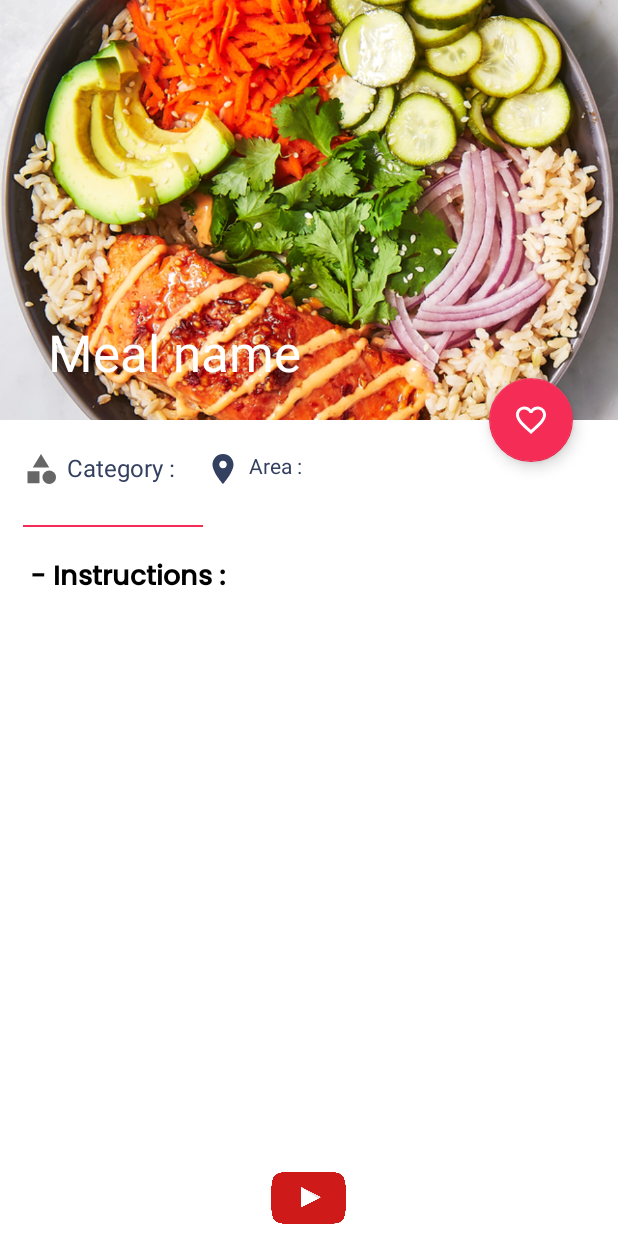
After one commit to paulosoujava/EasyFood, an Android app: the layout activity_meal.xml on its own in the app's theme, with its tools: preview values and no code run, on a phone screen of 412 x 824 dp. The commit adds this screen. Run offline under Robolectric (Android 15) with nearby library versions, the phone set to English and light mode, and no system bars.

Commit message:
add screen details

```diff
--- /dev/null
+++ b/app/src/main/res/layout/activity_meal.xml
@@ -0,0 +1,174 @@
+<?xml version="1.0" encoding="utf-8"?>
+<androidx.coordinatorlayout.widget.CoordinatorLayout xmlns:android="http://schemas.android.com/apk/res/android"
+    xmlns:app="http://schemas.android.com/apk/res-auto"
+    xmlns:tools="http://schemas.android.com/tools"
+    android:id="@+id/details_root"
+    android:layout_width="match_parent"
+    android:layout_height="match_parent"
+    tools:context=".activity.MealActivity">
+
+
+    <com.google.android.material.appbar.AppBarLayout
+        android:id="@+id/appBar"
+        android:layout_width="match_parent"
+        android:layout_height="280dp"
+        android:fitsSystemWindows="true">
+
+        <com.google.android.material.appbar.CollapsingToolbarLayout
+            android:id="@+id/collapsing_toolbar"
+            android:layout_width="match_parent"
+            android:layout_height="match_parent"
+            android:fitsSystemWindows="true"
+            android:theme="@style/CustomToolbarTheme"
+            app:contentScrim="@color/accent"
+            app:layout_scrollFlags="scroll|snap|exitUntilCollapsed"
+            app:title="Meal name">
+
+            <ImageView
+                android:id="@+id/img_meal_detail"
+                android:layout_width="match_parent"
+                android:layout_height="match_parent"
+                android:scaleType="centerCrop"
+                android:src="@drawable/mealtest"
+                app:layout_collapseMode="parallax" />
+
+            <androidx.appcompat.widget.Toolbar
+                android:id="@+id/toolbar"
+                android:layout_width="match_parent"
+                android:layout_height="?actionBarSize"
+                app:layout_collapseMode="pin"
+                app:titleTextColor="@color/white" />
+        </com.google.android.material.appbar.CollapsingToolbarLayout>
+
+    </com.google.android.material.appbar.AppBarLayout>
+
+    <androidx.core.widget.NestedScrollView
+        android:layout_width="match_parent"
+        android:layout_height="match_parent"
+        app:layout_behavior="com.google.android.material.appbar.AppBarLayout$ScrollingViewBehavior">
+
+        <androidx.constraintlayout.widget.ConstraintLayout
+            android:layout_width="match_parent"
+            android:layout_height="match_parent"
+            android:layout_marginTop="5dp"
+            android:layout_marginBottom="45dp">
+
+            <LinearLayout
+                android:id="@+id/meal_info"
+                android:layout_width="match_parent"
+                android:layout_height="wrap_content"
+                android:layout_marginTop="15dp"
+                android:layout_marginBottom="15dp"
+                android:orientation="horizontal"
+                app:layout_constraintStart_toStartOf="parent"
+                app:layout_constraintTop_toTopOf="parent">
+
+                <TextView
+                    android:id="@+id/tv_categoryInfo"
+                    android:layout_width="wrap_content"
+                    android:layout_height="wrap_content"
+                    android:layout_gravity="center"
+                    android:layout_marginStart="15dp"
+                    android:drawableLeft="@drawable/category"
+                    android:drawablePadding="5dp"
+                    android:text="Category : "
+                    android:textColor="@color/g_black"
+                    android:textSize="16sp"
+                     />
+
+                <TextView
+                    android:id="@+id/tv_areaInfo"
+                    android:layout_width="wrap_content"
+                    android:layout_height="wrap_content"
+                    android:layout_gravity="center"
+                    android:layout_marginStart="15dp"
+                    android:drawableLeft="@drawable/ic_area"
+                    android:drawablePadding="5dp"
+                    android:text="Area : "
+                    android:textColor="@color/g_black"
+                    android:textSize="14sp"
+                     />
+
+            </LinearLayout>
+
+            <View
+                android:id="@+id/line"
+                android:layout_width="120dp"
+                android:layout_height="1dp"
+                android:layout_marginTop="25dp"
+                android:layout_marginStart="15dp"
+                android:background="@color/accent"
+                app:layout_constraintBottom_toTopOf="@+id/tv_instructions"
+                app:layout_constraintStart_toStartOf="parent"
+                app:layout_constraintTop_toBottomOf="@+id/meal_info" />
+
+            <TextView
+                android:id="@+id/tv_instructions"
+                android:layout_width="match_parent"
+                android:layout_height="match_parent"
+                android:layout_marginStart="15dp"
+                android:layout_marginTop="20dp"
+                android:fontFamily="@font/myfont"
+                android:includeFontPadding="false"
+                android:text=" - Instructions : "
+                android:textColor="@color/black"
+                android:textSize="18sp"
+                android:textStyle="bold"
+                app:layout_constraintEnd_toEndOf="parent"
+                app:layout_constraintStart_toStartOf="parent"
+                app:layout_constraintTop_toBottomOf="@id/line" />
+
+            <TextView
+                android:id="@+id/tv_content"
+                android:layout_width="match_parent"
+                android:layout_height="match_parent"
+                android:layout_marginStart="20dp"
+                android:textColor="@color/black"
+                app:layout_constraintEnd_toEndOf="parent"
+                app:layout_constraintStart_toStartOf="parent"
+                app:layout_constraintTop_toBottomOf="@id/tv_instructions" />
+
+        </androidx.constraintlayout.widget.ConstraintLayout>
+
+    </androidx.core.widget.NestedScrollView>
+
+
+    <LinearLayout
+        android:layout_width="wrap_content"
+        android:layout_height="wrap_content"
+        android:layout_gravity="bottom|center_horizontal"
+        android:layout_marginBottom="5dp"
+        android:orientation="horizontal">
+
+        <ImageView
+            android:id="@+id/img_youtube"
+            android:layout_width="50dp"
+            android:layout_height="40dp"
+            android:layout_gravity="center_horizontal"
+            android:src="@drawable/yt_icon" />
+    </LinearLayout>
+
+    <com.google.android.material.floatingactionbutton.FloatingActionButton
+        android:id="@+id/btn_save"
+        android:layout_width="wrap_content"
+        android:layout_height="wrap_content"
+        android:layout_marginRight="30dp"
+        android:baselineAlignBottom="false"
+        android:clickable="true"
+        android:src="@drawable/ic_baseline_save_24"
+        app:backgroundTint="@color/accent"
+        app:fabSize="normal"
+        app:layout_anchor="@id/appBar"
+        app:layout_anchorGravity="bottom|end"
+        app:tint="@color/white" />
+
+    <com.google.android.material.progressindicator.LinearProgressIndicator
+        android:id="@+id/progressBar"
+        android:layout_width="match_parent"
+        android:layout_height="wrap_content"
+        android:indeterminate="true"
+        android:visibility="gone"
+        app:layout_anchor="@id/appBar"
+        app:layout_anchorGravity="bottom|end" />
+
+</androidx.coordinatorlayout.widget.CoordinatorLayout>
--- a/app/src/main/res/values/themes.xml
+++ b/app/src/main/res/values/themes.xml
@@ -3,14 +3,32 @@
     <style name="Theme.EasyFood" parent="Theme.MaterialComponents.Light.NoActionBar">
         <!-- Primary brand color. -->
         <item name="colorPrimary">@color/primary</item>
-        <item name="colorPrimaryVariant">@color/accent</item>
-        <item name="colorOnPrimary">@color/white</item>
+        <item name="colorPrimaryVariant">@color/primary</item>
+        <item name="colorOnPrimary">@color/accent</item>
         <!-- Secondary brand color. -->
         <item name="colorSecondary">@color/teal_200</item>
         <item name="colorSecondaryVariant">@color/teal_700</item>
         <item name="colorOnSecondary">@color/black</item>
         <!-- Status bar color. -->
-        <item name="android:statusBarColor" tools:targetApi="l">?attr/colorPrimaryVariant</item>
+        <item name="android:statusBarColor" tools:targetApi="l">@color/white</item>
+        <item name="android:windowLightStatusBar" tools:ignore="NewApi">true</item>
         <!-- Customize your theme here. -->
+
+    </style>
+
+    <style name="CustomToolbarTheme" parent="@style/ThemeOverlay.AppCompat.Dark.ActionBar">
+
+        <!-- HERE ARE THE CHANGES - Change color of different texts -->
+        <item name="android:textColorPrimary">@color/white</item>
+        <item name="colorControlNormal">@color/white</item>
+    </style>
+
+    <style name="AppBottomSheetDialogTheme"
+        parent="Theme.Design.Light.BottomSheetDialog">
+        <item name="bottomSheetStyle">@style/AppModalStyle</item>
+    </style>
+
+    <style name="AppModalStyle" parent="Widget.Design.BottomSheet.Modal">
+        <item name="android:background">@drawable/bottom_sheet_dialog_shape</item>
     </style>
 </resources>
```
Also changed, not shown: app/src/main/AndroidManifest.xml (+7 -3 lines), app/src/main/java/com/paulo/easyfood/activity/MealActivity.kt (added, +95 -0 lines), app/src/main/java/com/paulo/easyfood/fragments/HomeFragment.kt (+38 -25 lines), app/src/main/java/com/paulo/easyfood/viewModel/HomeViewModel.kt (added, +43 -0 lines), app/src/main/java/com/paulo/easyfood/viewModel/MealViewModel.kt (added, +36 -0 lines), app/src/main/res/layout/fragment_home.xml (+27 -13 lines).
